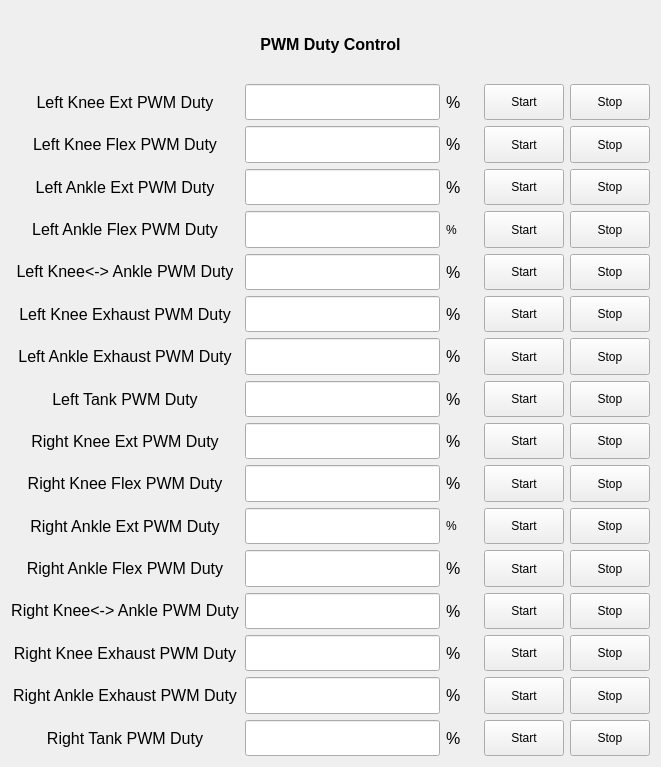
This is exo_gui/UI/PWM_TestFun.ui in haolee21/ExoRPI4 as Qt 5 draws it before an edit. The edited form follows.
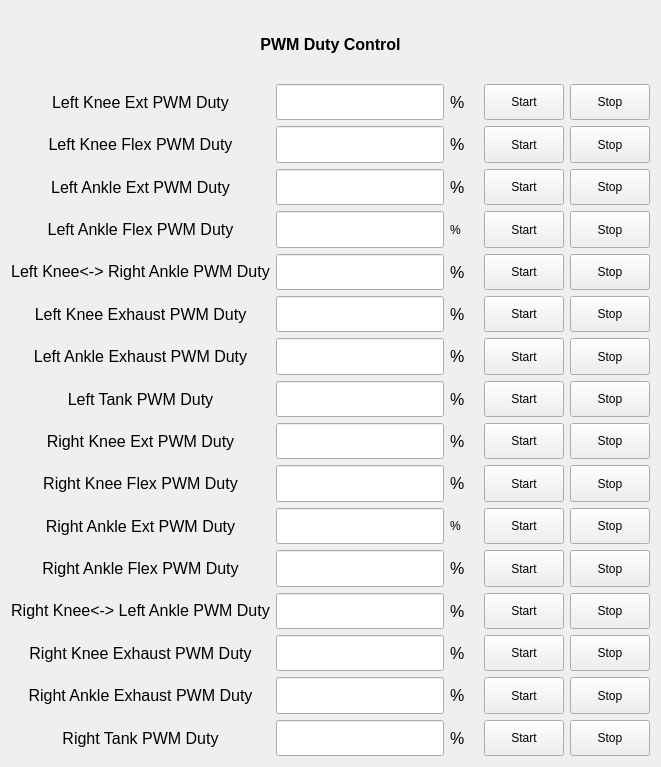
This is the edited form.

What changed in the file:
```diff
--- a/exo_gui/UI/PWM_TestFun.ui
+++ b/exo_gui/UI/PWM_TestFun.ui
@@ -106,7 +106,7 @@
           </font>
          </property>
          <property name="text">
-          <string>Left Knee&lt;-&gt; Ankle PWM Duty</string>
+          <string>Left Knee&lt;-&gt; Right Ankle PWM Duty</string>
          </property>
          <property name="alignment">
           <set>Qt::AlignCenter</set>
@@ -226,7 +226,7 @@
           </font>
          </property>
          <property name="text">
-          <string>Right Knee&lt;-&gt; Ankle PWM Duty</string>
+          <string>Right Knee&lt;-&gt; Left Ankle PWM Duty</string>
          </property>
          <property name="alignment">
           <set>Qt::AlignCenter</set>
```
